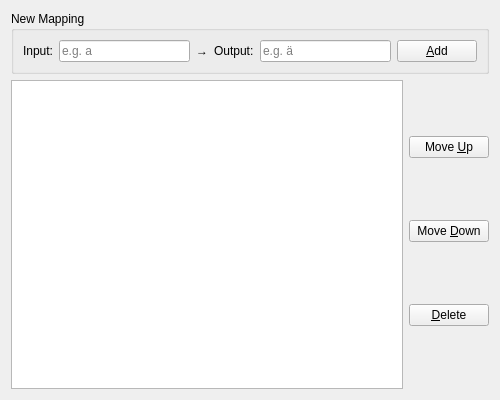
This is addon/config-editor/editor.ui in Maik-0000FF/schnelle-umlaute as Qt 5 draws it before an edit. The edited form follows.
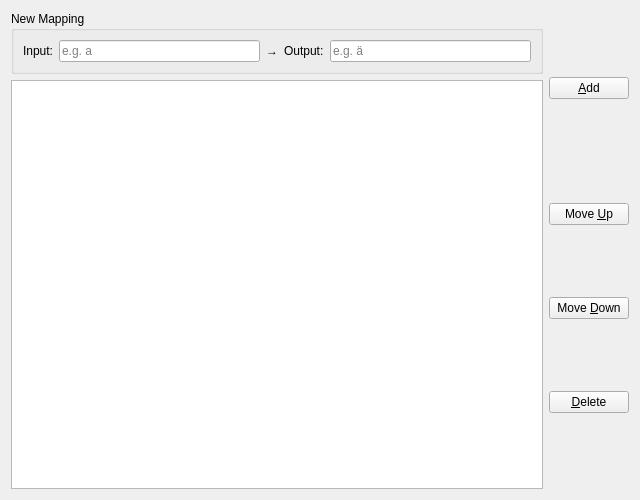
This is the edited form. Icons and pictures are not drawn.

Commit message:
fix: improve install scripts, editor UI, and build config
Rename install/uninstall scripts from ubuntu to debian, add missing
Qt6/fcitx5-qt6 dependencies, include config-editor in stale file
detection and uninstall. Fix config-editor install path to use
FCITX_INSTALL_ADDONDIR. Make tests optional (BUILD_TESTING=OFF).
Rework mapping editor layout with unified button column and
screen-aware dynamic sizing.

Patch:
```diff
--- a/addon/config-editor/editor.ui
+++ b/addon/config-editor/editor.ui
@@ -6,11 +6,19 @@
    <rect>
     <x>0</x>
     <y>0</y>
-    <width>500</width>
-    <height>400</height>
+    <width>640</width>
+    <height>500</height>
    </rect>
   </property>
-  <layout class="QVBoxLayout" name="verticalLayout_main">
+  <property name="minimumSize">
+   <size>
+    <width>560</width>
+    <height>480</height>
+   </size>
+  </property>
+  <layout class="QHBoxLayout" name="mainLayout">
+   <item>
+    <layout class="QVBoxLayout" name="contentLayout">
    <item>
     <widget class="QGroupBox" name="addGroup">
      <property name="title">
@@ -55,21 +63,9 @@
         </property>
        </widget>
       </item>
-      <item>
-       <widget class="QPushButton" name="addButton">
-        <property name="text">
-         <string>&amp;Add</string>
-        </property>
-        <property name="icon">
-         <iconset theme="list-add"/>
-        </property>
-       </widget>
-      </item>
      </layout>
     </widget>
    </item>
-   <item>
-    <layout class="QHBoxLayout" name="tableLayout">
      <item>
       <widget class="QTableView" name="mappingView">
        <property name="selectionMode">
@@ -80,8 +76,36 @@
        </property>
       </widget>
      </item>
+    </layout>
+   </item>
      <item>
       <layout class="QVBoxLayout" name="buttonLayout">
+     <item>
+      <widget class="QPushButton" name="addButton">
+       <property name="text">
+        <string>&amp;Add</string>
+       </property>
+       <property name="icon">
+        <iconset theme="list-add"/>
+       </property>
+      </widget>
+     </item>
+     <item>
+      <spacer name="buttonSeparator">
+       <property name="orientation">
+        <enum>Qt::Vertical</enum>
+       </property>
+       <property name="sizeType">
+        <enum>QSizePolicy::Fixed</enum>
+       </property>
+       <property name="sizeHint" stdset="0">
+        <size>
+         <width>0</width>
+         <height>32</height>
+        </size>
+       </property>
+      </spacer>
+     </item>
        <item>
         <widget class="QPushButton" name="moveUpButton">
          <property name="text">
@@ -118,8 +142,6 @@
           <enum>Qt::Vertical</enum>
          </property>
         </spacer>
-       </item>
-      </layout>
      </item>
     </layout>
    </item>
```
Lines whose indentation alone changed are shown as unchanged. The commit also changes 11 other files.
